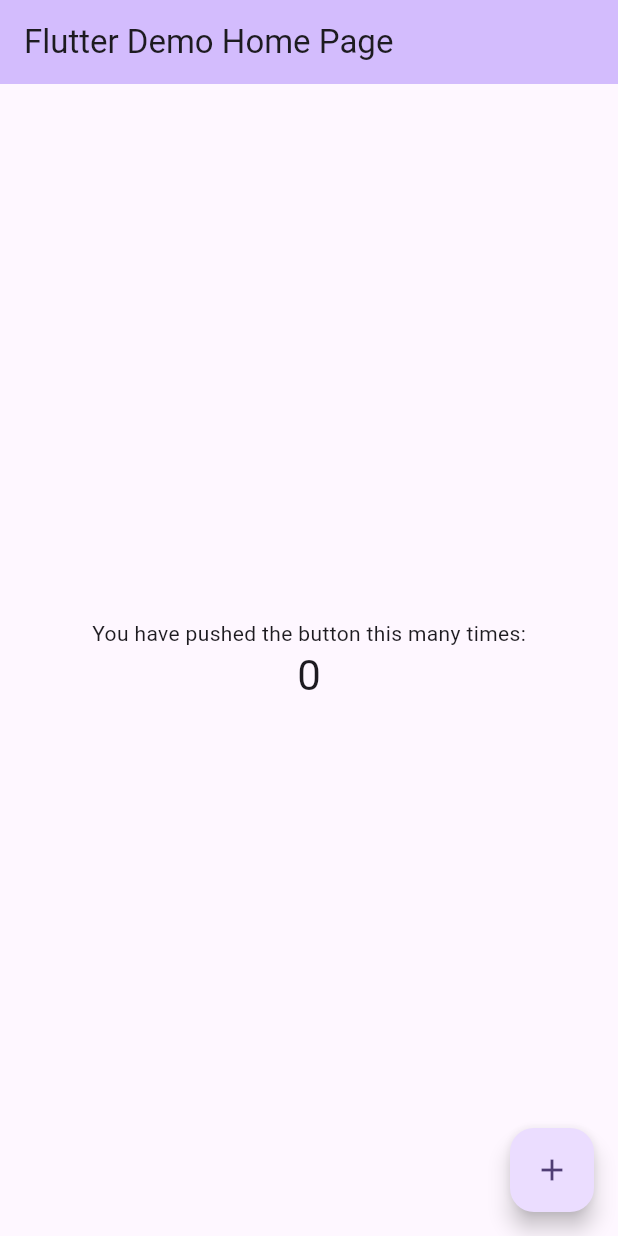
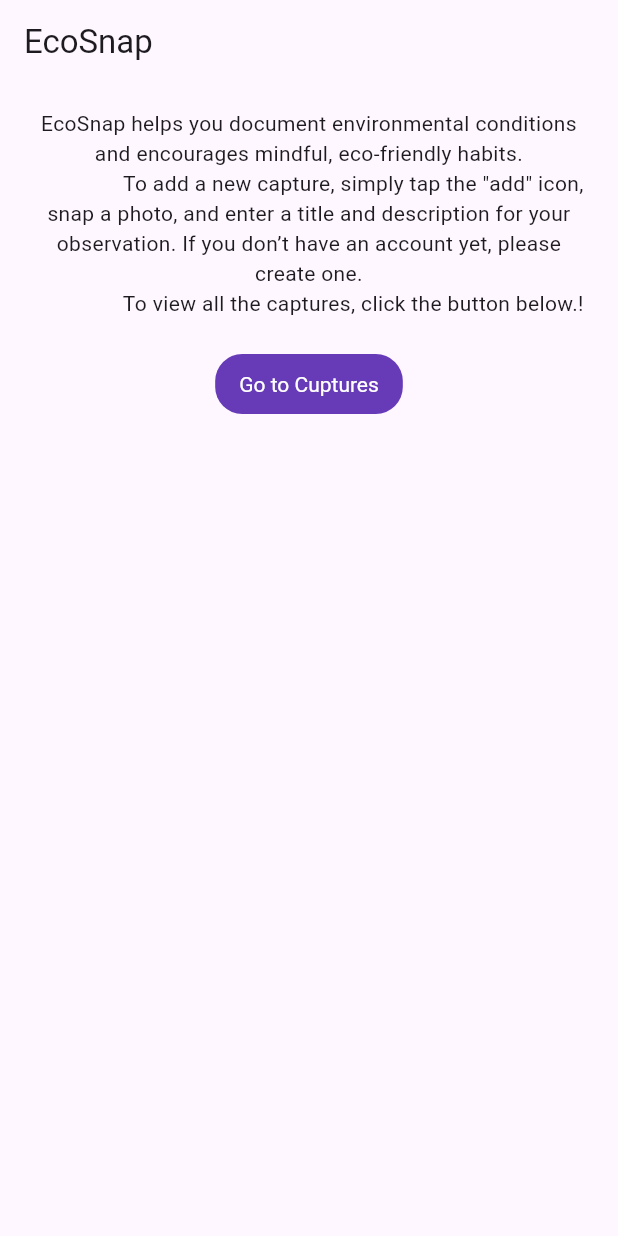
Before and after one commit to ZamirLucky/EcoSnap-flutter-app, a Flutter app: the screen it shows after launch, on a phone screen of 412 x 824 dp. Run offline on Flutter 3.47's test engine with Material 3 defaults, Android fonts, the phone set to English and light mode, and no system bars.

Commit message:
Created home screen with text description and button

```diff
--- a/lib/main.dart
+++ b/lib/main.dart
@@ -1,3 +1,4 @@
+import 'package:ecosnap/screens/home_screen.dart';
 import 'package:flutter/material.dart';
 
 void main() {
@@ -11,115 +12,12 @@
   @override
   Widget build(BuildContext context) {
     return MaterialApp(
-      title: 'Flutter Demo',
+      title: 'EcoSnap',
       theme: ThemeData(
-        // This is the theme of your application.
-        //
-        // TRY THIS: Try running your application with "flutter run". You'll see
-        // the application has a purple toolbar. Then, without quitting the app,
-        // try changing the seedColor in the colorScheme below to Colors.green
-        // and then invoke "hot reload" (save your changes or press the "hot
-        // reload" button in a Flutter-supported IDE, or press "r" if you used
-        // the command line to start the app).
-        //
-        // Notice that the counter didn't reset back to zero; the application
-        // state is not lost during the reload. To reset the state, use hot
-        // restart instead.
-        //
-        // This works for code too, not just values: Most code changes can be
-        // tested with just a hot reload.
         colorScheme: ColorScheme.fromSeed(seedColor: Colors.deepPurple),
         useMaterial3: true,
       ),
-      home: const MyHomePage(title: 'Flutter Demo Home Page'),
+      home: const HomeScreen(), // Set the home screen as the first screen
     );
   }
 }
-
-class MyHomePage extends StatefulWidget {
-  const MyHomePage({super.key, required this.title});
-
-  // This widget is the home page of your application. It is stateful, meaning
-  // that it has a State object (defined below) that contains fields that affect
-  // how it looks.
-
-  // This class is the configuration for the state. It holds the values (in this
-  // case the title) provided by the parent (in this case the App widget) and
-  // used by the build method of the State. Fields in a Widget subclass are
-  // always marked "final".
-
-  final String title;
-
-  @override
-  State<MyHomePage> createState() => _MyHomePageState();
-}
-
-class _MyHomePageState extends State<MyHomePage> {
-  int _counter = 0;
-
-  void _incrementCounter() {
-    setState(() {
-      // This call to setState tells the Flutter framework that something has
-      // changed in this State, which causes it to rerun the build method below
-      // so that the display can reflect the updated values. If we changed
-      // _counter without calling setState(), then the build method would not be
-      // called again, and so nothing would appear to happen.
-      _counter++;
-    });
-  }
-
-  @override
-  Widget build(BuildContext context) {
-    // This method is rerun every time setState is called, for instance as done
-    // by the _incrementCounter method above.
-    //
-    // The Flutter framework has been optimized to make rerunning build methods
-    // fast, so that you can just rebuild anything that needs updating rather
-    // than having to individually change instances of widgets.
-    return Scaffold(
-      appBar: AppBar(
-        // TRY THIS: Try changing the color here to a specific color (to
-        // Colors.amber, perhaps?) and trigger a hot reload to see the AppBar
-        // change color while the other colors stay the same.
-        backgroundColor: Theme.of(context).colorScheme.inversePrimary,
-        // Here we take the value from the MyHomePage object that was created by
-        // the App.build method, and use it to set our appbar title.
-        title: Text(widget.title),
-      ),
-      body: Center(
-        // Center is a layout widget. It takes a single child and positions it
-        // in the middle of the parent.
-        child: Column(
-          // Column is also a layout widget. It takes a list of children and
-          // arranges them vertically. By default, it sizes itself to fit its
-          // children horizontally, and tries to be as tall as its parent.
-          //
-          // Column has various properties to control how it sizes itself and
-          // how it positions its children. Here we use mainAxisAlignment to
-          // center the children vertically; the main axis here is the vertical
-          // axis because Columns are vertical (the cross axis would be
-          // horizontal).
-          //
-          // TRY THIS: Invoke "debug painting" (choose the "Toggle Debug Paint"
-          // action in the IDE, or press "p" in the console), to see the
-          // wireframe for each widget.
-          mainAxisAlignment: MainAxisAlignment.center,
-          children: <Widget>[
-            const Text(
-              'You have pushed the button this many times:',
-            ),
-            Text(
-              '$_counter',
-              style: Theme.of(context).textTheme.headlineMedium,
-            ),
-          ],
-        ),
-      ),
-      floatingActionButton: FloatingActionButton(
-        onPressed: _incrementCounter,
-        tooltip: 'Increment',
-        child: const Icon(Icons.add),
-      ), // This trailing comma makes auto-formatting nicer for build methods.
-    );
-  }
-}
--- /dev/null
+++ b/lib/screens/home_screen.dart
@@ -0,0 +1,51 @@
+import 'package:flutter/material.dart';
+
+class HomeScreen extends StatelessWidget {
+  const HomeScreen({Key? key}) : super(key: key);
+
+  @override
+  Widget build(BuildContext context) {
+    return Scaffold(
+      appBar: AppBar(
+        title: const Text('EcoSnap'),
+      ),
+      body: SingleChildScrollView(
+      child: Column(
+        crossAxisAlignment: CrossAxisAlignment.stretch,
+        children: [
+         const Padding (
+            padding: EdgeInsets.only(top: 16.0, left:16.0, right:16.0),
+            child: Center(
+              child: Text(
+                """EcoSnap helps you document environmental conditions and encourages mindful, eco-friendly habits.
+                To add a new capture, simply tap the "add" icon, snap a photo, and enter a title and description for your observation. If you don’t have an account yet, please create one.
+                To view all the captures, click the button below.!""",
+                textAlign: TextAlign.center,
+                ),
+            ),
+         ),
+          const SizedBox(height: 20),
+
+         Center(
+            child: TextButton(
+              style: TextButton.styleFrom(
+                backgroundColor: Colors.deepPurple,
+                foregroundColor : Colors.white,
+                shape: RoundedRectangleBorder(
+                  borderRadius: BorderRadius.circular(18.0),
+                ),
+                padding: const EdgeInsets.symmetric(vertical: 8.0, horizontal: 16.0),
+                textStyle: const TextStyle(fontSize: 14),
+              ),
+              onPressed: () {
+                // Navigate to the camera screen
+              },
+              child: const Text('Go to Cuptures'),
+            ),
+         ),
+        ],
+      ),
+    ),
+    );
+  }
+}
```
Also changed, not shown: 1 other file.
